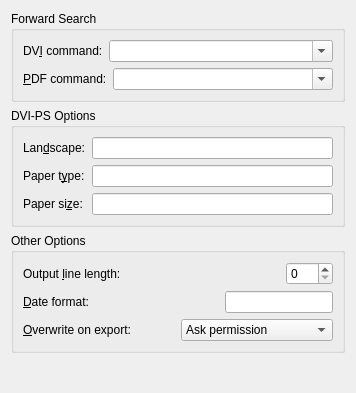
Before: the Qt Designer form src/frontends/qt4/ui/PrefOutputUi.ui in cburschka/lyx, drawn with Qt 5.
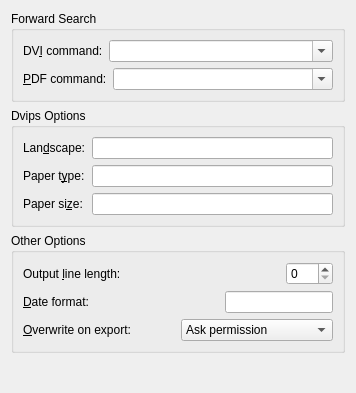
After: the same form once the commit is applied.

Commit message:
PrefOutputUi.ui: the official program name is "dvips"
(We used this also in LyX 2.1.x so there is no need to rename it to DVI-PS.)

```diff
--- a/src/frontends/qt4/ui/PrefOutputUi.ui
+++ b/src/frontends/qt4/ui/PrefOutputUi.ui
@@ -104,7 +104,7 @@
    <item>
     <widget class="QGroupBox" name="groupBox_2">
      <property name="title">
-      <string>DVI-PS Options</string>
+      <string>Dvips Options</string>
      </property>
      <property name="flat">
       <bool>true</bool>
```
